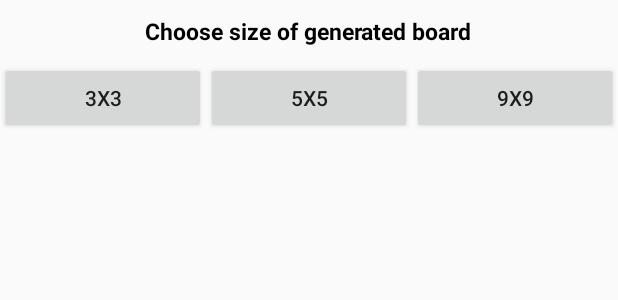
After one commit to 244954/Kakuro, an Android app: the layout dialog_board_size.xml on its own in the app's theme, with its tools: preview values and no code run, on a phone screen of 412 x 824 dp. The commit adds this screen. Shown: the top 300 px of the screen. Run offline under Robolectric (Android 15) with nearby library versions, the phone set to English and light mode, and no system bars; network calls fail.

Commit message:
Board generator choose size in dialog

```diff
--- a/app/src/main/java/com/example/kakuro/dialog/VictoryDialog.kt
+++ b/app/src/main/java/com/example/kakuro/dialog/VictoryDialog.kt
@@ -5,6 +5,7 @@ import android.app.Dialog
 import android.content.Context
 import android.os.Bundle
 import androidx.appcompat.app.AppCompatDialogFragment
+import com.example.kakuro.R
 import java.util.concurrent.TimeUnit
 
 class VictoryDialog : AppCompatDialogFragment() {
@@ -14,8 +15,8 @@ class VictoryDialog : AppCompatDialogFragment() {
 
     override fun onCreateDialog(savedInstanceState: Bundle?): Dialog {
         val builder = AlertDialog.Builder(activity)
-        builder.setTitle("Victory!")
-            .setMessage("You have won in " + TimeUnit.MILLISECONDS.toSeconds(time) + " seconds!")
+        builder.setTitle(resources.getString(R.string.victory))
+            .setMessage(resources.getString(R.string.victoryMessage, TimeUnit.MILLISECONDS.toSeconds(time)))
         builder.setPositiveButton("OK") {dialog, which ->
             listener?.victoryAftermath()
         }
--- /dev/null
+++ b/app/src/main/res/layout/dialog_board_size.xml
@@ -0,0 +1,52 @@
+<?xml version="1.0" encoding="utf-8"?>
+<LinearLayout
+        xmlns:android="http://schemas.android.com/apk/res/android"
+        xmlns:app="http://schemas.android.com/apk/res-auto"
+        xmlns:tools="http://schemas.android.com/tools"
+        android:layout_width="match_parent"
+        android:layout_height="wrap_content"
+        android:orientation="vertical">
+
+    <TextView
+            android:text="@string/chooseBoardSize"
+            android:layout_width="wrap_content"
+            android:layout_height="wrap_content"
+            android:id="@+id/textView"
+            android:layout_gravity="center"
+            android:layout_margin="10dp"
+            app:layout_constraintTop_toTopOf="parent"
+            android:textColor="@android:color/black"
+            android:textSize="15sp"
+            android:textStyle="bold"
+            app:layout_constraintEnd_toEndOf="parent"
+            app:layout_constraintStart_toStartOf="parent" />
+
+    <LinearLayout
+            android:orientation="horizontal"
+            android:layout_width="match_parent"
+            android:layout_height="match_parent"
+            tools:layout_editor_absoluteX="197dp"
+            app:layout_constraintTop_toBottomOf="@+id/textView">
+
+        <Button
+                android:text="@string/smallBoard"
+                android:layout_width="wrap_content"
+                android:layout_height="wrap_content"
+                android:id="@+id/button3x3"
+                android:layout_weight="1" />
+
+        <Button
+                android:text="@string/mediumBoard"
+                android:layout_width="wrap_content"
+                android:layout_height="wrap_content"
+                android:id="@+id/button5x5"
+                android:layout_weight="1" />
+
+        <Button
+                android:text="@string/bigBoard"
+                android:layout_width="wrap_content"
+                android:layout_height="wrap_content"
+                android:id="@+id/button8x8"
+                android:layout_weight="1" />
+    </LinearLayout>
+</LinearLayout>
--- a/app/src/main/res/values/strings.xml
+++ b/app/src/main/res/values/strings.xml
@@ -22,4 +22,11 @@
     <string name="board12">Board 12</string>
     <string name="board13">Board 13</string>
     <string name="board14">Board 14</string>
+    <string name="chooseBoardSize">Choose size of generated board</string>
+    <string name="smallBoard" translatable="false">3x3</string>
+    <string name="mediumBoard" translatable="false">5x5</string>
+    <string name="bigBoard" translatable="false">9x9</string>
+    <string name="victory">Victory!</string>
+    <string name="victoryMessage">You have won in %1$d seconds!</string>
+    <string name="victoryOK">OK</string>
 </resources>
```
Also changed, not shown: app/src/main/java/com/example/kakuro/gamelogic/BoardGenerator.kt (+6 -7 lines), app/src/main/java/com/example/kakuro/view/MainActivity.kt (+47 -14 lines), 1 other file.
